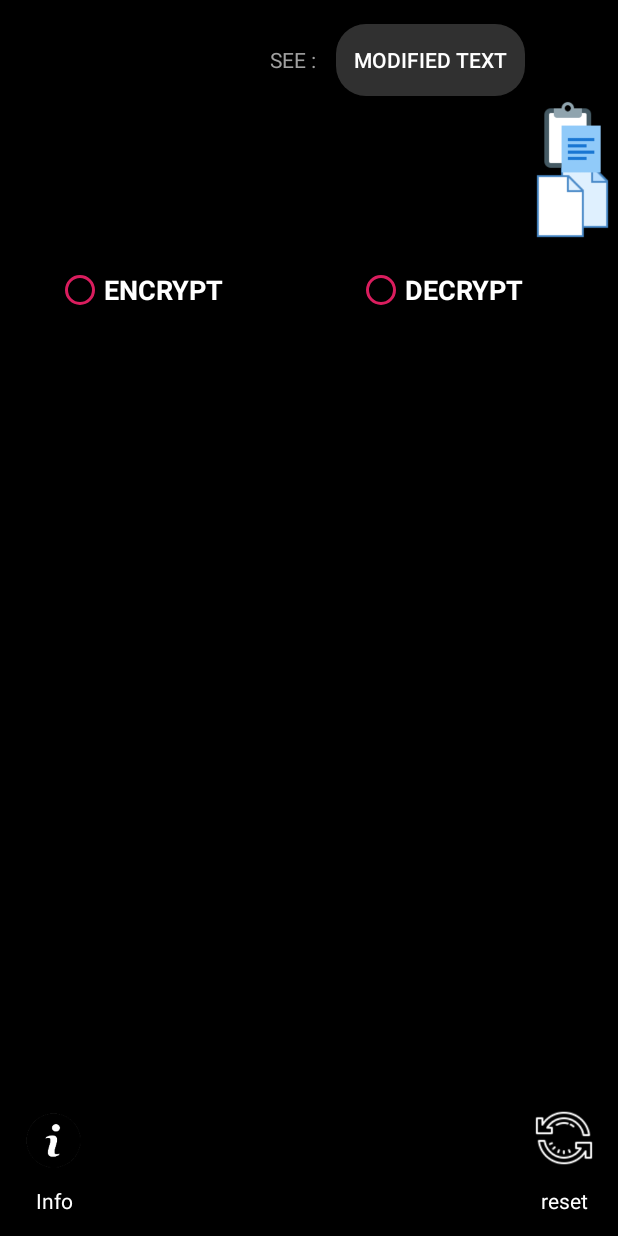
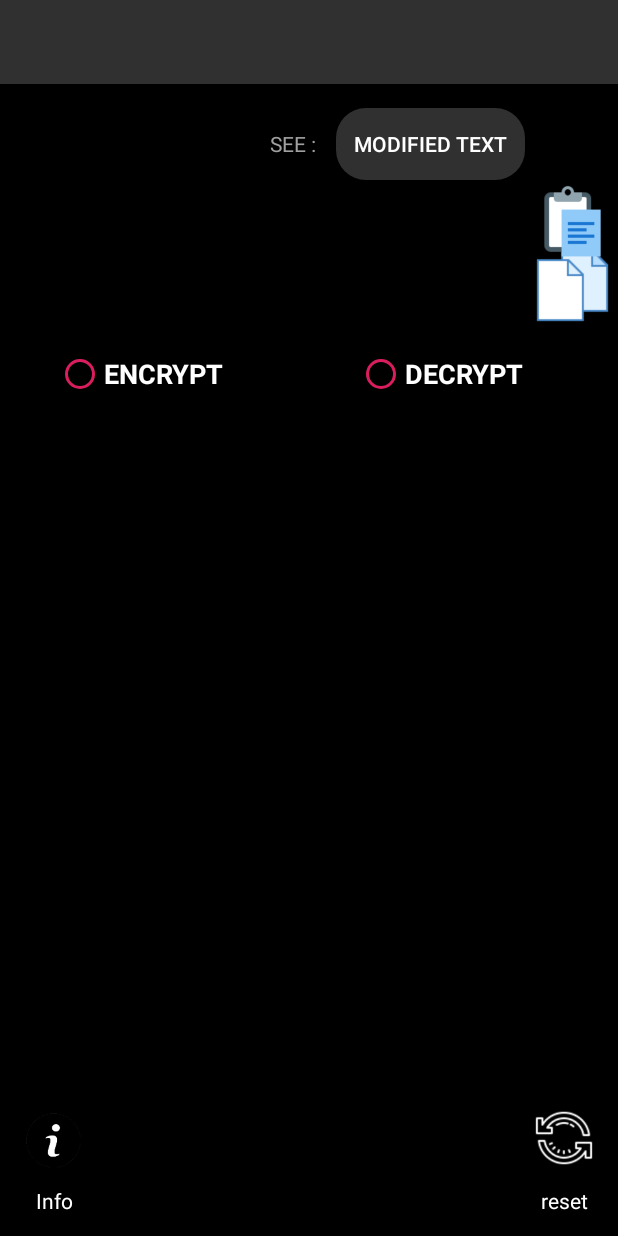
Before and after one commit to pkapu001/Encryptor-android-app, an Android app: the layout activity_main.xml on its own in the app's theme, with its tools: preview values and no code run, on a phone screen of 412 x 824 dp. Run offline under Robolectric (Android 15) with nearby library versions, the phone set to English and light mode, and no system bars.

Commit message:
changed actionbar to tool bar

```diff
--- a/Encriptor/app/src/main/java/encriptor/dragon/encriptor/MainActivity.java
+++ b/Encriptor/app/src/main/java/encriptor/dragon/encriptor/MainActivity.java
@@ -10,6 +10,7 @@ import android.content.res.Configuration;
 import android.support.v7.app.ActionBar;
 import android.support.v7.app.AppCompatActivity;
 import android.os.Bundle;
+import android.support.v7.widget.Toolbar;
 import android.view.View;
 import android.view.inputmethod.InputMethodManager;
 import android.widget.Button;
@@ -53,13 +54,18 @@ public class MainActivity extends AppCompatActivity implements Mod_interface,Org
     @Override
     protected void onCreate(Bundle savedInstanceState) {
         super.onCreate(savedInstanceState);
-        ActionBar actionBar = getSupportActionBar();
+       /* ActionBar actionBar = getSupportActionBar();
         actionBar.setDisplayShowHomeEnabled(true);
-        actionBar.setIcon(R.drawable.noun_ic);
+        actionBar.setIcon(R.drawable.noun_ic);*/
 
 
 
         setContentView(R.layout.activity_main);
+
+        Toolbar myToolbar = (Toolbar) findViewById(R.id.my_toolbar);
+        setSupportActionBar(myToolbar);
+        getSupportActionBar().setDisplayShowHomeEnabled(true);
+        getSupportActionBar().setIcon(R.drawable.noun_ic);
 
 
         fragmentManager = getFragmentManager();
--- a/Encriptor/app/src/main/res/layout/activity_main.xml
+++ b/Encriptor/app/src/main/res/layout/activity_main.xml
@@ -1,28 +1,44 @@
 <?xml version="1.0" encoding="utf-8"?>
 
-<ScrollView xmlns:android="http://schemas.android.com/apk/res/android"
+<LinearLayout
+
+    xmlns:android="http://schemas.android.com/apk/res/android"
     xmlns:app="http://schemas.android.com/apk/res-auto"
     xmlns:tools="http://schemas.android.com/tools"
     android:layout_width="match_parent"
     android:layout_height="match_parent"
-    android:fillViewport="true"
+    android:clickable="true"
     android:focusable="true"
-    android:clickable="true"
     android:focusableInTouchMode="true"
 
 
+    android:orientation="vertical"
     tools:context=".MainActivity">
+
+    <include
+        layout="@layout/toolbar"
+        />
+
+
+    <ScrollView
+        android:layout_width="match_parent"
+        android:layout_height="match_parent"
+        android:clickable="true"
+        android:fillViewport="true"
+        android:focusable="true"
+        android:focusableInTouchMode="true">
+
 
         <android.support.constraint.ConstraintLayout
 
             android:layout_width="match_parent"
             android:layout_height="match_parent"
+            android:background="#000"
+            android:clickable="true"
             android:focusable="true"
-        android:clickable="true"
-        android:focusableInTouchMode="true"
 
 
-        android:background="#000">
+            android:focusableInTouchMode="true">
 
 
             <LinearLayout
@@ -121,7 +137,7 @@
                 android:orientation="horizontal"
                 app:layout_constraintBottom_toTopOf="@+id/d_layout"
                 app:layout_constraintEnd_toEndOf="parent"
-            app:layout_constraintHorizontal_bias="0.5"
+                app:layout_constraintHorizontal_bias="0.0"
                 app:layout_constraintStart_toStartOf="parent"
                 app:layout_constraintTop_toBottomOf="@+id/frag_contaner">
 
@@ -360,3 +376,4 @@
 
         </android.support.constraint.ConstraintLayout>
     </ScrollView>
+</LinearLayout>
--- /dev/null
+++ b/Encriptor/app/src/main/res/layout/toolbar.xml
@@ -0,0 +1,17 @@
+<?xml version="1.0" encoding="utf-8"?>
+
+
+<android.support.v7.widget.Toolbar
+
+    android:id="@+id/my_toolbar"
+    android:layout_width="match_parent"
+    android:layout_height="?attr/actionBarSize"
+    android:background="?attr/colorPrimary"
+    android:elevation="4dp"
+    android:theme="@style/AppTheme.AppBarOverlay"
+    app:popupTheme="@style/AppTheme.PopupOverlay"
+    xmlns:android="http://schemas.android.com/apk/res/android"
+    xmlns:app="http://schemas.android.com/apk/res-auto">
+
+
+</android.support.v7.widget.Toolbar>
--- a/Encriptor/app/src/main/res/values/colors.xml
+++ b/Encriptor/app/src/main/res/values/colors.xml
@@ -5,4 +5,5 @@
     <color name="colorAccent">#da1d5e</color>
     <color name="textbox">#282828</color>
     <color name="mybutton">#303030</color>
+
 </resources>
--- a/Encriptor/app/src/main/res/values/styles.xml
+++ b/Encriptor/app/src/main/res/values/styles.xml
@@ -1,12 +1,12 @@
 <resources>
 
     <!-- Base application theme. -->
-    <style name="AppTheme" parent="Theme.AppCompat.Light">
+    <style name="AppTheme" parent="Theme.AppCompat.Light.NoActionBar">
         <!-- Customize your theme here. -->
         <item name="colorPrimary">@color/colorPrimary</item>
         <item name="colorPrimaryDark">@color/colorPrimaryDark</item>
         <item name="colorAccent">@color/colorAccent</item>-->
-        <item name="android:actionBarStyle">@style/actionbar</item>
+
 
 
     </style>
@@ -22,12 +22,29 @@
     </style>
 
     <style name="AppTheme.NoActionBar">
+        <item name="colorPrimary">@color/colorPrimary</item>
+        <item name="colorPrimaryDark">@color/colorPrimaryDark</item>
+        <item name="colorAccent">@color/colorAccent</item>
         <item name="windowActionBar">false</item>
         <item name="windowNoTitle">true</item>
+
     </style>
 
-    <style name="AppTheme.AppBarOverlay" parent="ThemeOverlay.AppCompat.Dark.ActionBar" />
+    <style name="AppTheme.AppBarOverlay" parent="ThemeOverlay.AppCompat.ActionBar">
+        <item name="colorPrimary">@color/colorPrimary</item>
+        <item name="colorPrimaryDark">@color/colorPrimaryDark</item>
+        <item name="colorAccent">@color/colorAccent</item>
+        <item name="android:textColor">#000000</item>
 
-    <style name="AppTheme.PopupOverlay" parent="ThemeOverlay.AppCompat.Light" />
+
+    </style>
+
+    <style name="AppTheme.PopupOverlay" parent="ThemeOverlay.AppCompat">
+        <item name="colorPrimary">@color/colorPrimary</item>
+        <item name="colorPrimaryDark">@color/colorPrimaryDark</item>
+        <item name="colorAccent">@color/colorAccent</item>
+        <item name="android:textColor">#000000</item>
+    </style>
+
 
 </resources>
```
Lines whose indentation alone changed are shown as unchanged.
